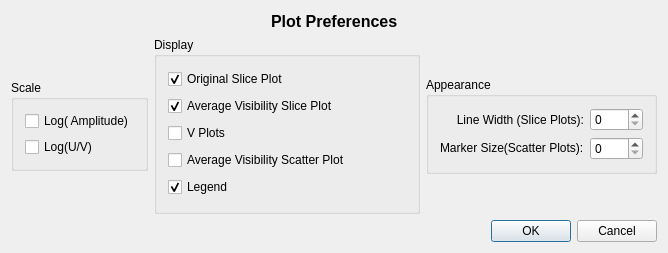
First picture: the form in code/guitools/Feather/Preferences.ui, repository radio-astro/casa, before the edit.
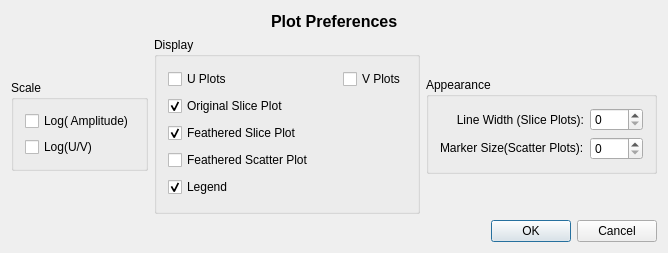
Second picture: the form after the edit.

What changed in the file:
```diff
--- a/code/guitools/Feather/Preferences.ui
+++ b/code/guitools/Feather/Preferences.ui
@@ -119,6 +119,40 @@
         <string>Display</string>
        </property>
        <layout class="QVBoxLayout" name="verticalLayout">
+        <item>
+         <layout class="QHBoxLayout" name="horizontalLayout_8">
+          <item>
+           <widget class="QCheckBox" name="xPlotCheckBox">
+            <property name="text">
+             <string>U Plots</string>
+            </property>
+           </widget>
+          </item>
+          <item>
+           <spacer name="horizontalSpacer_16">
+            <property name="orientation">
+             <enum>Qt::Horizontal</enum>
+            </property>
+            <property name="sizeHint" stdset="0">
+             <size>
+              <width>13</width>
+              <height>20</height>
+             </size>
+            </property>
+           </spacer>
+          </item>
+          <item>
+           <widget class="QCheckBox" name="yPlotCheckBox">
+            <property name="toolTip">
+             <string>Checking this box will remove the Y plots from the display.</string>
+            </property>
+            <property name="text">
+             <string>V Plots</string>
+            </property>
+           </widget>
+          </item>
+         </layout>
+        </item>
         <item>
          <layout class="QHBoxLayout" name="horizontalLayout_5">
           <item>
@@ -163,7 +197,7 @@
              <string>A plot of the feather output functions will be shown if this box is checked.</string>
             </property>
             <property name="text">
-             <string>Average Visibility Slice Plot</string>
+             <string>Feathered Slice Plot</string>
             </property>
             <property name="checked">
              <bool>true</bool>
@@ -185,33 +219,6 @@
           </item>
          </layout>
         </item>
-        <item>
-         <layout class="QHBoxLayout" name="horizontalLayout_8">
-          <item>
-           <widget class="QCheckBox" name="yPlotCheckBox">
-            <property name="toolTip">
-             <string>Checking this box will remove the Y plots from the display.</string>
-            </property>
-            <property name="text">
-             <string>V Plots</string>
-            </property>
-           </widget>
-          </item>
-          <item>
-           <spacer name="horizontalSpacer_16">
-            <property name="orientation">
-             <enum>Qt::Horizontal</enum>
-            </property>
-            <property name="sizeHint" stdset="0">
-             <size>
-              <width>13</width>
-              <height>20</height>
-             </size>
-            </property>
-           </spacer>
-          </item>
-         </layout>
-        </item>
         <item>
          <layout class="QHBoxLayout" name="horizontalLayout_4">
           <item>
@@ -220,7 +227,7 @@
              <string>Display a separate scatter plot of the average visibility amplitudes.</string>
             </property>
             <property name="text">
-             <string>Average Visibility Scatter Plot</string>
+             <string>Feathered Scatter Plot</string>
             </property>
            </widget>
           </item>
```
Left out of the diff: 2 changed lines with no effect on the pictures.
